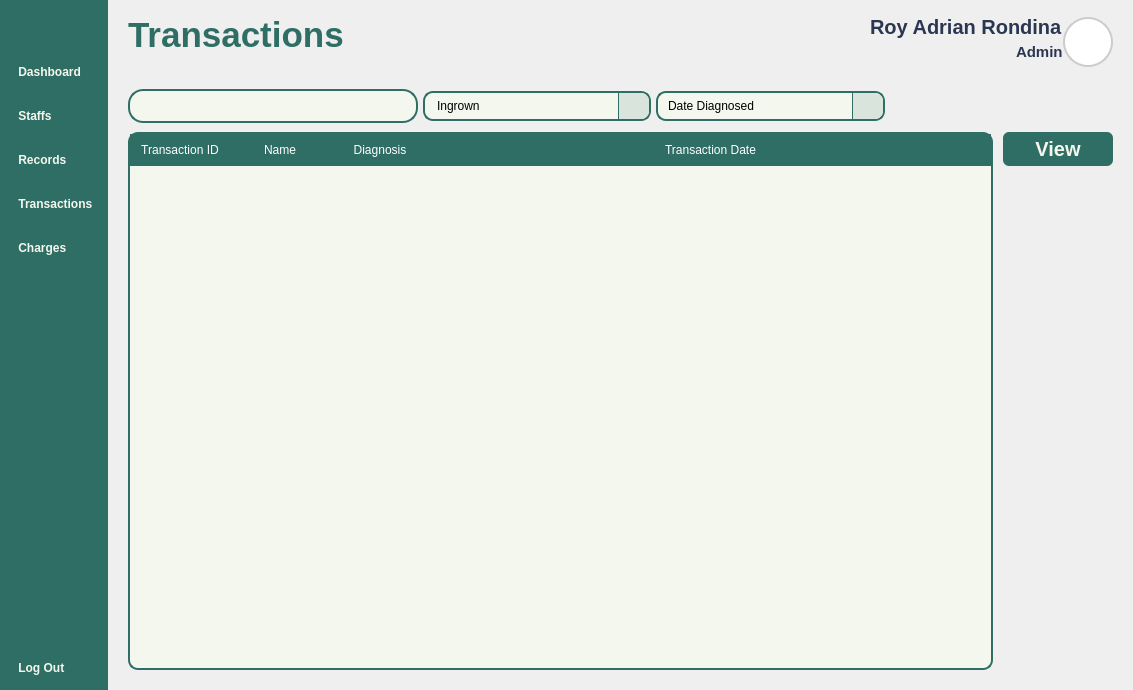
Above: Views/Admin_Transactions.ui from VinsmokeSanji69/COVACHA_CLINIC_SYSTEM before the change. Below: the same form after it.
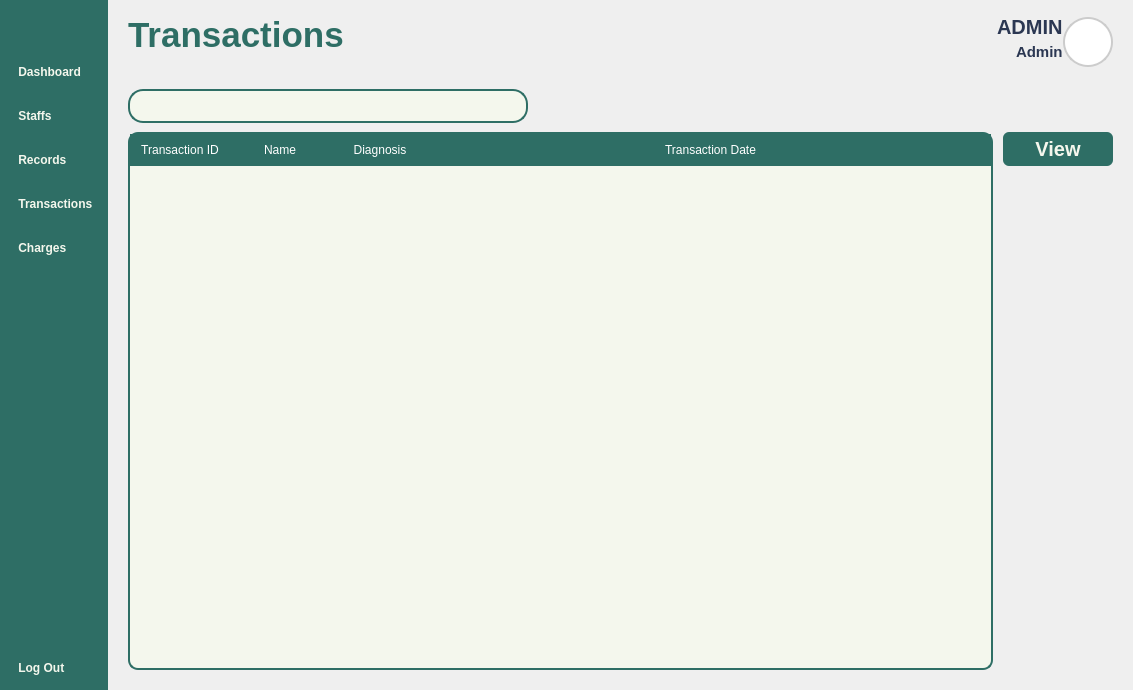
That is the form after the change. Icons and pictures are not drawn.

The edit to the form file:
```diff
--- a/Views/Admin_Transactions.ui
+++ b/Views/Admin_Transactions.ui
@@ -451,7 +451,7 @@
              <item alignment="Qt::AlignRight">
               <widget class="QLabel" name="UserName">
                <property name="text">
-                <string>Roy Adrian Rondina</string>
+                <string>ADMIN</string>
                </property>
                <property name="alignment">
                 <set>Qt::AlignLeading</set>
@@ -721,7 +721,17 @@
                    <number>5</number>
                   </property>
                   <item>
-                   <widget class="QPushButton" name="Icon">
+                   <widget class="QLineEdit" name="Search">
+                    <property name="sizePolicy">
+                     <sizepolicy hsizetype="Expanding" vsizetype="Expanding">
+                      <horstretch>0</horstretch>
+                      <verstretch>0</verstretch>
+                     </sizepolicy>
+                    </property>
+                   </widget>
+                  </item>
+                  <item>
+                   <widget class="QPushButton" name="SearchIcon">
                     <property name="text">
                      <string/>
                     </property>
@@ -737,96 +747,9 @@
                     </property>
                    </widget>
                   </item>
-                  <item>
-                   <widget class="QLineEdit" name="Search">
-                    <property name="sizePolicy">
-                     <sizepolicy hsizetype="Expanding" vsizetype="Expanding">
-                      <horstretch>0</horstretch>
-                      <verstretch>0</verstretch>
-                     </sizepolicy>
-                    </property>
-                   </widget>
-                  </item>
                  </layout>
                 </widget>
                </item>
-               <item>
-                <widget class="QComboBox" name="Diagnosis">
-                 <property name="sizePolicy">
-                  <sizepolicy hsizetype="Expanding" vsizetype="Fixed">
-                   <horstretch>0</horstretch>
-                   <verstretch>0</verstretch>
-                  </sizepolicy>
-                 </property>
-                 <property name="minimumSize">
-                  <size>
-                   <width>0</width>
-                   <height>0</height>
-                  </size>
-                 </property>
-                 <property name="maximumSize">
-                  <size>
-                   <width>250</width>
-                   <height>16777215</height>
-                  </size>
-                 </property>
-                 <property name="editable">
-                  <bool>true</bool>
-                 </property>
-                 <item>
-                  <property name="text">
-                   <string>Ingrown</string>
-                  </property>
-                 </item>
-                 <item>
-                  <property name="text">
-                   <string>Kabag</string>
-                  </property>
-                 </item>
-                 <item>
-                  <property name="text">
-                   <string>Panuhot</string>
-                  </property>
-                 </item>
-                </widget>
-               </item>
-               <item>
-                <widget class="QComboBox" name="Status">
-                 <property name="sizePolicy">
-                  <sizepolicy hsizetype="Expanding" vsizetype="Fixed">
-                   <horstretch>0</horstretch>
-                   <verstretch>0</verstretch>
-                  </sizepolicy>
-                 </property>
-                 <property name="minimumSize">
-                  <size>
-                   <width>0</width>
-                   <height>0</height>
-                  </size>
-                 </property>
-                 <property name="maximumSize">
-                  <size>
-                   <width>250</width>
-                   <height>16777215</height>
-                  </size>
-                 </property>
-                 <item>
-                  <property name="text">
-                   <string>Date Diagnosed</string>
-                  </property>
-                 </item>
-                 <item>
-                  <property name="text">
-                   <string>Gender</string>
-                  </property>
-                 </item>
-                 <item>
-                  <property name="text">
-                   <string>Name (Aphabetical)</string>
-                  </property>
-                 </item>
-                </widget>
-               </item>
                <item>
                 <spacer name="horizontalSpacer">
                  <property name="orientation">
```
